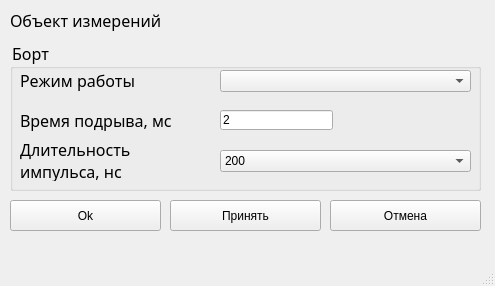
This is UI/optionPage.ui in amuk1989/PIK-Ka_1 as Qt 5 draws it before an edit. The edited form follows.
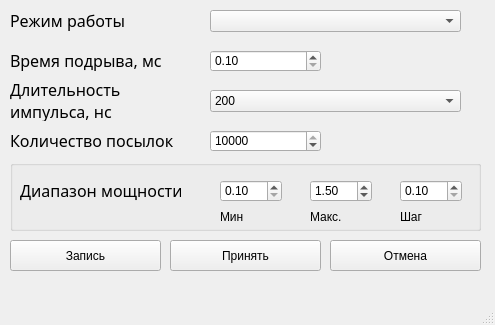
This is the edited form. Icons and pictures are not drawn.

The edit to the form file:
```diff
--- a/UI/optionPage.ui
+++ b/UI/optionPage.ui
@@ -7,7 +7,7 @@
     <x>0</x>
     <y>0</y>
     <width>495</width>
-    <height>286</height>
+    <height>325</height>
    </rect>
   </property>
   <property name="windowTitle">
@@ -22,35 +22,13 @@
 font: 87 12pt &quot;Gilroy&quot;;</string>
   </property>
   <widget class="QWidget" name="centralwidget">
-   <widget class="QLabel" name="ObjectsLabel">
-    <property name="geometry">
-     <rect>
-      <x>10</x>
-      <y>10</y>
-      <width>151</width>
-      <height>21</height>
-     </rect>
-    </property>
-    <property name="font">
-     <font>
-      <family>Gilroy</family>
-      <pointsize>12</pointsize>
-      <weight>10</weight>
-      <italic>false</italic>
-      <bold>false</bold>
-     </font>
-    </property>
-    <property name="text">
-     <string>Объект измерений</string>
-    </property>
-   </widget>
    <widget class="QGroupBox" name="parcelBox">
     <property name="geometry">
      <rect>
       <x>10</x>
-      <y>40</y>
+      <y>160</y>
       <width>471</width>
-      <height>151</height>
+      <height>71</height>
      </rect>
     </property>
     <property name="font">
@@ -63,82 +41,59 @@
      </font>
     </property>
     <property name="title">
-     <string>Борт</string>
+     <string/>
     </property>
-    <widget class="QLabel" name="label_2">
+    <widget class="QDoubleSpinBox" name="maxPowerBox">
      <property name="geometry">
       <rect>
-       <x>10</x>
-       <y>30</y>
-       <width>121</width>
-       <height>21</height>
+       <x>300</x>
+       <y>20</y>
+       <width>62</width>
+       <height>22</height>
       </rect>
      </property>
-     <property name="font">
-      <font>
-       <family>Gilroy</family>
-       <pointsize>12</pointsize>
-       <weight>10</weight>
-       <italic>false</italic>
-       <bold>false</bold>
-      </font>
+     <property name="minimum">
+      <double>0.100000000000000</double>
      </property>
-     <property name="text">
-      <string>Режим работы</string>
+     <property name="maximum">
+      <double>3.000000000000000</double>
      </property>
+     <property name="singleStep">
+      <double>0.100000000000000</double>
+     </property>
+     <property name="value">
+      <double>1.500000000000000</double>
+     </property>
     </widget>
-    <widget class="QComboBox" name="modeBox">
+    <widget class="QDoubleSpinBox" name="minPowerBox">
      <property name="geometry">
       <rect>
        <x>210</x>
-       <y>30</y>
-       <width>251</width>
+       <y>20</y>
+       <width>62</width>
        <height>22</height>
       </rect>
      </property>
-    </widget>
-    <widget class="QLabel" name="label_3">
-     <property name="geometry">
-      <rect>
-       <x>10</x>
-       <y>70</y>
-       <width>151</width>
-       <height>21</height>
-      </rect>
+     <property name="minimum">
+      <double>0.100000000000000</double>
      </property>
-     <property name="font">
-      <font>
-       <family>Gilroy</family>
-       <pointsize>12</pointsize>
-       <weight>10</weight>
-       <italic>false</italic>
-       <bold>false</bold>
-      </font>
+     <property name="maximum">
+      <double>2.900000000000000</double>
      </property>
-     <property name="text">
-      <string>Время подрыва, мс</string>
+     <property name="singleStep">
+      <double>0.100000000000000</double>
      </property>
-    </widget>
-    <widget class="QLineEdit" name="timeEdit">
-     <property name="geometry">
-      <rect>
-       <x>210</x>
-       <y>70</y>
-       <width>113</width>
-       <height>20</height>
-      </rect>
+     <property name="value">
+      <double>0.100000000000000</double>
      </property>
-     <property name="text">
-      <string>2</string>
-     </property>
     </widget>
-    <widget class="QLabel" name="label_4">
+    <widget class="QLabel" name="label_5">
      <property name="geometry">
       <rect>
        <x>10</x>
-       <y>100</y>
-       <width>111</width>
-       <height>41</height>
+       <y>20</y>
+       <width>161</width>
+       <height>21</height>
       </rect>
      </property>
      <property name="font">
@@ -151,57 +106,92 @@
       </font>
      </property>
      <property name="text">
-      <string>Длительность
-импульса, нс</string>
+      <string>Диапазон мощности</string>
      </property>
      <property name="alignment">
       <set>Qt::AlignLeading|Qt::AlignLeft|Qt::AlignVCenter</set>
      </property>
     </widget>
-    <widget class="QComboBox" name="pulseDurationBox">
+    <widget class="QLabel" name="label">
      <property name="geometry">
       <rect>
        <x>210</x>
-       <y>110</y>
-       <width>251</width>
+       <y>50</y>
+       <width>61</width>
+       <height>13</height>
+      </rect>
+     </property>
+     <property name="text">
+      <string>Мин</string>
+     </property>
+    </widget>
+    <widget class="QLabel" name="label_6">
+     <property name="geometry">
+      <rect>
+       <x>300</x>
+       <y>50</y>
+       <width>47</width>
+       <height>13</height>
+      </rect>
+     </property>
+     <property name="text">
+      <string>Макс.</string>
+     </property>
+    </widget>
+    <widget class="QDoubleSpinBox" name="stepPowerBox">
+     <property name="geometry">
+      <rect>
+       <x>390</x>
+       <y>20</y>
+       <width>62</width>
        <height>22</height>
       </rect>
      </property>
-     <item>
-      <property name="text">
-       <string>200</string>
-      </property>
-     </item>
-     <item>
-      <property name="text">
-       <string>400</string>
-      </property>
-     </item>
-     <item>
-      <property name="text">
-       <string>600</string>
-      </property>
-     </item>
+     <property name="minimum">
+      <double>0.100000000000000</double>
+     </property>
+     <property name="maximum">
+      <double>1.000000000000000</double>
+     </property>
+     <property name="singleStep">
+      <double>0.100000000000000</double>
+     </property>
+     <property name="value">
+      <double>0.100000000000000</double>
+     </property>
+    </widget>
+    <widget class="QLabel" name="label_7">
+     <property name="geometry">
+      <rect>
+       <x>390</x>
+       <y>50</y>
+       <width>61</width>
+       <height>13</height>
+      </rect>
+     </property>
+     <property name="text">
+      <string>Шаг</string>
+     </property>
     </widget>
    </widget>
    <widget class="QPushButton" name="OkButton">
     <property name="geometry">
      <rect>
       <x>10</x>
-      <y>200</y>
+      <y>240</y>
       <width>151</width>
       <height>31</height>
      </rect>
     </property>
     <property name="text">
-     <string>Ok</string>
+     <string>Запись</string>
     </property>
    </widget>
    <widget class="QPushButton" name="applyButton">
     <property name="geometry">
      <rect>
       <x>170</x>
-      <y>200</y>
+      <y>240</y>
       <width>151</width>
       <height>31</height>
      </rect>
@@ -214,7 +204,7 @@
     <property name="geometry">
      <rect>
       <x>330</x>
-      <y>200</y>
+      <y>240</y>
       <width>151</width>
       <height>31</height>
      </rect>
@@ -223,6 +213,168 @@
      <string>Отмена</string>
     </property>
    </widget>
+   <widget class="QLabel" name="label_4">
+    <property name="geometry">
+     <rect>
+      <x>10</x>
+      <y>80</y>
+      <width>111</width>
+      <height>41</height>
+     </rect>
+    </property>
+    <property name="font">
+     <font>
+      <family>Gilroy</family>
+      <pointsize>12</pointsize>
+      <weight>10</weight>
+      <italic>false</italic>
+      <bold>false</bold>
+     </font>
+    </property>
+    <property name="text">
+     <string>Длительность
+импульса, нс</string>
+    </property>
+    <property name="alignment">
+     <set>Qt::AlignLeading|Qt::AlignLeft|Qt::AlignVCenter</set>
+    </property>
+   </widget>
+   <widget class="QLabel" name="label_3">
+    <property name="geometry">
+     <rect>
+      <x>10</x>
+      <y>50</y>
+      <width>151</width>
+      <height>21</height>
+     </rect>
+    </property>
+    <property name="font">
+     <font>
+      <family>Gilroy</family>
+      <pointsize>12</pointsize>
+      <weight>10</weight>
+      <italic>false</italic>
+      <bold>false</bold>
+     </font>
+    </property>
+    <property name="text">
+     <string>Время подрыва, мс</string>
+    </property>
+   </widget>
+   <widget class="QLabel" name="label_2">
+    <property name="geometry">
+     <rect>
+      <x>10</x>
+      <y>10</y>
+      <width>121</width>
+      <height>21</height>
+     </rect>
+    </property>
+    <property name="font">
+     <font>
+      <family>Gilroy</family>
+      <pointsize>12</pointsize>
+      <weight>10</weight>
+      <italic>false</italic>
+      <bold>false</bold>
+     </font>
+    </property>
+    <property name="text">
+     <string>Режим работы</string>
+    </property>
+   </widget>
+   <widget class="QComboBox" name="modeBox">
+    <property name="geometry">
+     <rect>
+      <x>210</x>
+      <y>10</y>
+      <width>251</width>
+      <height>22</height>
+     </rect>
+    </property>
+   </widget>
+   <widget class="QComboBox" name="pulseDurationBox">
+    <property name="geometry">
+     <rect>
+      <x>210</x>
+      <y>90</y>
+      <width>251</width>
+      <height>22</height>
+     </rect>
+    </property>
+    <item>
+     <property name="text">
+      <string>200</string>
+     </property>
+    </item>
+    <item>
+     <property name="text">
+      <string>400</string>
+     </property>
+    </item>
+    <item>
+     <property name="text">
+      <string>600</string>
+     </property>
+    </item>
+   </widget>
+   <widget class="QLabel" name="label_8">
+    <property name="geometry">
+     <rect>
+      <x>10</x>
+      <y>130</y>
+      <width>171</width>
+      <height>21</height>
+     </rect>
+    </property>
+    <property name="font">
+     <font>
+      <family>Gilroy</family>
+      <pointsize>12</pointsize>
+      <weight>10</weight>
+      <italic>false</italic>
+      <bold>false</bold>
+     </font>
+    </property>
+    <property name="text">
+     <string>Количество посылок</string>
+    </property>
+   </widget>
+   <widget class="QSpinBox" name="parcelCountBox">
+    <property name="geometry">
+     <rect>
+      <x>210</x>
+      <y>130</y>
+      <width>111</width>
+      <height>22</height>
+     </rect>
+    </property>
+    <property name="minimum">
+     <number>1</number>
+    </property>
+    <property name="maximum">
+     <number>10000</number>
+    </property>
+    <property name="value">
+     <number>10000</number>
+    </property>
+   </widget>
+   <widget class="QDoubleSpinBox" name="timeEdit">
+    <property name="geometry">
+     <rect>
+      <x>210</x>
+      <y>50</y>
+      <width>111</width>
+      <height>22</height>
+     </rect>
+    </property>
+    <property name="minimum">
+     <double>0.100000000000000</double>
+    </property>
+    <property name="maximum">
+     <double>14000.000000000000000</double>
+    </property>
+   </widget>
   </widget>
   <widget class="QMenuBar" name="menubar">
    <property name="geometry">
```
